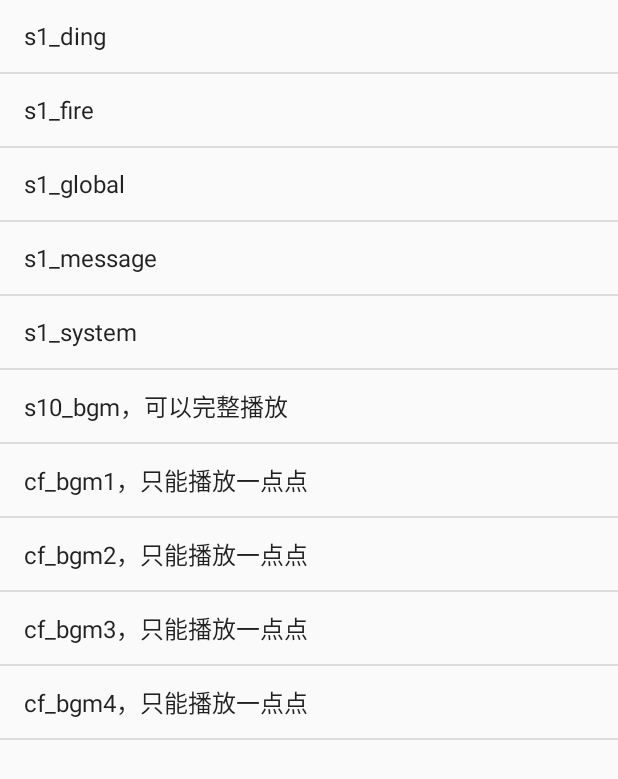
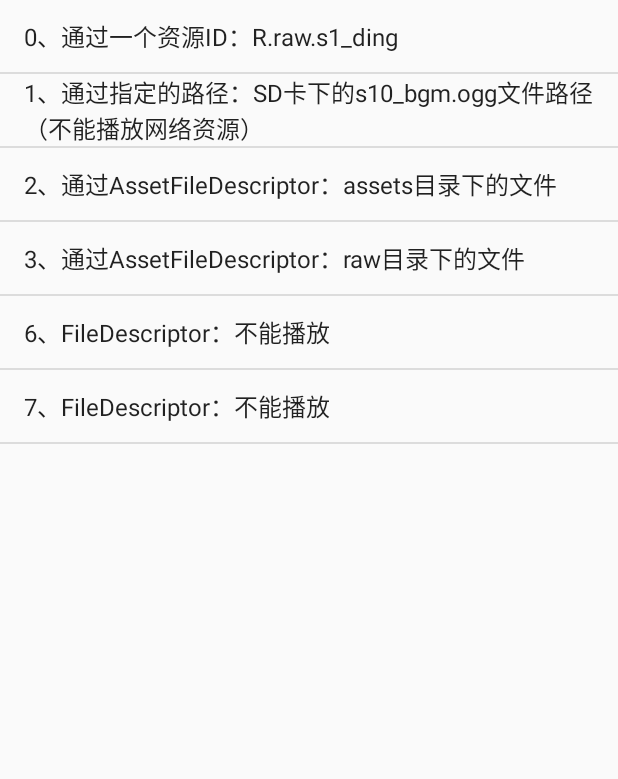
Before and after one commit to baiqiantao/PermissionTest, an Android app: the SoundPoolActivity screen opened directly, with no data from a screen before it, on a phone screen of 412 x 824 dp. Shown: the top 779 px of the screen. Run offline under Robolectric (Android 15) with nearby library versions, the phone set to English and light mode, and no system bars; pictures from the network do not load; 1 statement that could not run was skipped.

Commit message:
2017-7-7

```diff
--- a/app/src/main/java/permission/bqt/com/permissiontest/SoundPoolActivity.java
+++ b/app/src/main/java/permission/bqt/com/permissiontest/SoundPoolActivity.java
@@ -2,13 +2,21 @@ package permission.bqt.com.permissiontest;
 
 import android.app.ListActivity;
 import android.content.Context;
+import android.content.res.AssetFileDescriptor;
 import android.media.AudioAttributes;
 import android.media.SoundPool;
 import android.os.Bundle;
+import android.os.Environment;
+import android.util.Log;
 import android.view.View;
 import android.widget.ArrayAdapter;
 import android.widget.ListView;
+import android.widget.Toast;
 
+import java.io.File;
+import java.io.FileDescriptor;
+import java.io.IOException;
+import java.io.InputStream;
 import java.util.ArrayList;
 import java.util.Arrays;
 import java.util.List;
@@ -19,17 +27,14 @@ public class SoundPoolActivity extends ListActivity {
 
 	protected void onCreate(Bundle savedInstanceState) {
 		super.onCreate(savedInstanceState);
-		String[] array = {"s1_ding",
-				"s1_fire",
-				"s1_global",
-				"s1_message",
-				"s1_system",
+		String[] array = {"0、通过一个资源ID：R.raw.s1_ding",
+				"1、通过指定的路径：SD卡下的s10_bgm.ogg文件路径（不能播放网络资源）",
 
-				"s10_bgm，可以完整播放",
-				"cf_bgm1，只能播放一点点",
-				"cf_bgm2，只能播放一点点",
-				"cf_bgm3，只能播放一点点",
-				"cf_bgm4，只能播放一点点",};
+				"2、通过AssetFileDescriptor：assets目录下的文件",
+				"3、通过AssetFileDescriptor：raw目录下的文件",
+
+				"6、FileDescriptor：不能播放",
+				"7、FileDescriptor：不能播放",};
 		setListAdapter(new ArrayAdapter<>(this, android.R.layout.simple_list_item_1, new ArrayList<>(Arrays.asList(array))));
 
 		soundPool = new SoundPool.Builder()
@@ -39,22 +44,56 @@ public class SoundPoolActivity extends ListActivity {
 						.setContentType(AudioAttributes.CONTENT_TYPE_MUSIC).build())
 				.build();
 
+		soundPool.setOnLoadCompleteListener((soundPool1, sampleId, status) -> {
+			Log.i("bqt", "【onLoadComplete】" + sampleId + "  " + status);//status : 0 = success
+		});
+
 		Context context = this.getApplicationContext();//不管使用哪个Context，退出当前Activity后都会且会在延迟几秒钟后停止播放
+
+		//通过一个资源ID：Context context, int resId, int priority
 		soundIdList.add(soundPool.load(context, R.raw.s1_ding, 0));
-		soundIdList.add(soundPool.load(context, R.raw.s1_fire, 0));
-		soundIdList.add(soundPool.load(context, R.raw.s1_global, 0));
-		soundIdList.add(soundPool.load(context, R.raw.s1_message, 0));
-		soundIdList.add(soundPool.load(context, R.raw.s1_system, 0));
 
-		soundIdList.add(soundPool.load(context, R.raw.s10_bgm, 0));
-		soundIdList.add(soundPool.load(context, R.raw.cf_bgm1, 0));
-		soundIdList.add(soundPool.load(context, R.raw.cf_bgm2, 0));
-		soundIdList.add(soundPool.load(context, R.raw.cf_bgm3, 0));
-		soundIdList.add(soundPool.load(context, R.raw.cf_bgm4, 0));
+		//通过指定的路径：String path, int priority
+		soundIdList.add(soundPool.load(Environment.getExternalStorageDirectory() + File.separator + "voice/caravan.mp3", 0));
+
+		//通过AssetFileDescriptor：FileDescriptor fd, long offset, long length, int priority
+		try {
+			AssetFileDescriptor afd = getAssets().openNonAssetFd("voice/s10_bgm.ogg");
+			Log.i("bqt", "【afd】" + afd.getStartOffset() + "," + afd.getLength() + "," + afd.getDeclaredLength());//43868,42987,42987
+			soundIdList.add(soundPool.load(afd, 0));
+
+			AssetFileDescriptor afd2 = getResources().openRawResourceFd(R.raw.s1_ding);
+			Log.i("bqt", "【afd2】" + afd2.getStartOffset() + "," + afd2.getLength() + "," + afd2.getDeclaredLength());//4300928,60647,60647
+			soundIdList.add(soundPool.load(afd2, 0));
+		} catch (IOException e) {
+			e.printStackTrace();
+		}
+
+		try {
+			InputStream in = getResources().getAssets().open("data.txt");
+			InputStream in2 = getResources().openRawResource(R.raw.s1_ding);
+		} catch (IOException e) {
+			e.printStackTrace();
+		}
+
+		//通过FileDescriptor：FileDescriptor fd, long offset, long length, int priority
+		try {
+			FileDescriptor fd = getAssets().openFd("voice/s1_fire.ogg").getFileDescriptor();
+			Log.i("bqt", "【是否有效 1】" + fd.valid());//true
+			soundIdList.set(6, soundPool.load(fd, 0, 1, 0));//Unable to load sample   【onLoadComplete】5  -2147483648
+		} catch (IOException e) {
+			e.printStackTrace();
+		}
+
+		FileDescriptor fd2 = getResources().openRawResourceFd(R.raw.s1_fire).getFileDescriptor();
+		Log.i("bqt", "【是否有效 2】" + fd2.valid());//true
+		soundIdList.set(7, soundPool.load(fd2, 0, 1, 0));//Unable to load sample   【onLoadComplete】5  -2147483648
 	}
 
 	@Override
 	protected void onListItemClick(ListView l, View v, int position, long id) {
-		soundPool.play(soundIdList.get(position), 1, 1, 0, 0, 1);
+		int soundID = soundIdList.get(position);
+		Toast.makeText(this, "" + soundID, Toast.LENGTH_SHORT).show();
+		soundPool.play(soundID, 1, 1, 1, 0, 1);
 	}
 }
```
Also changed, not shown: app/src/main/java/permission/bqt/com/permissiontest/MediaPlayerActivity.java (+11 -8 lines), 7 other files.
